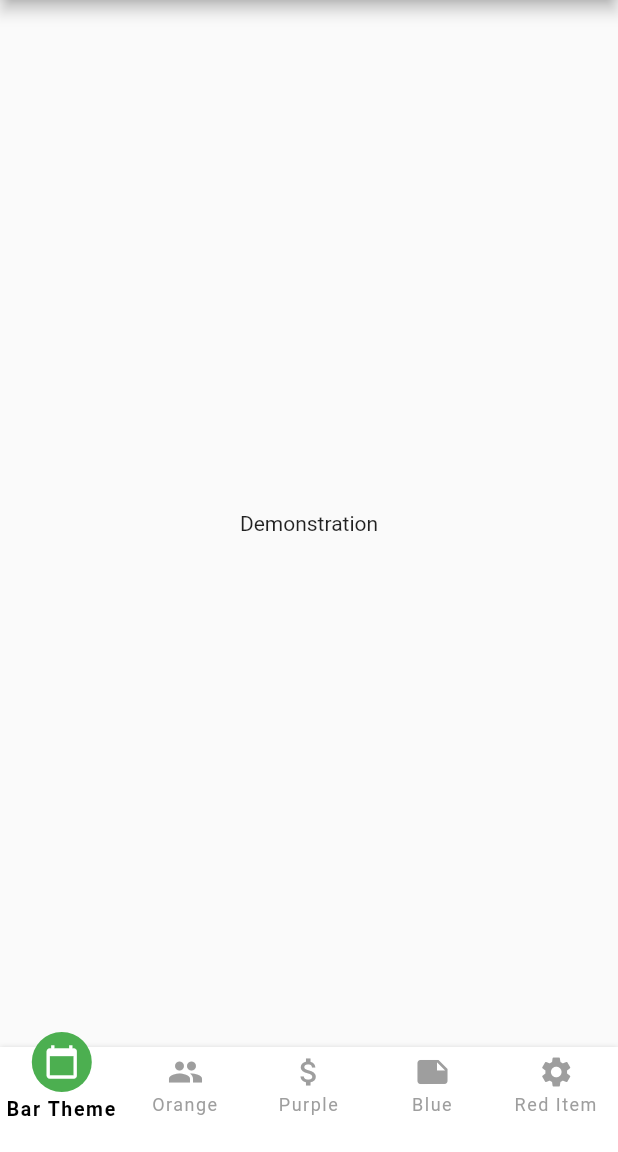
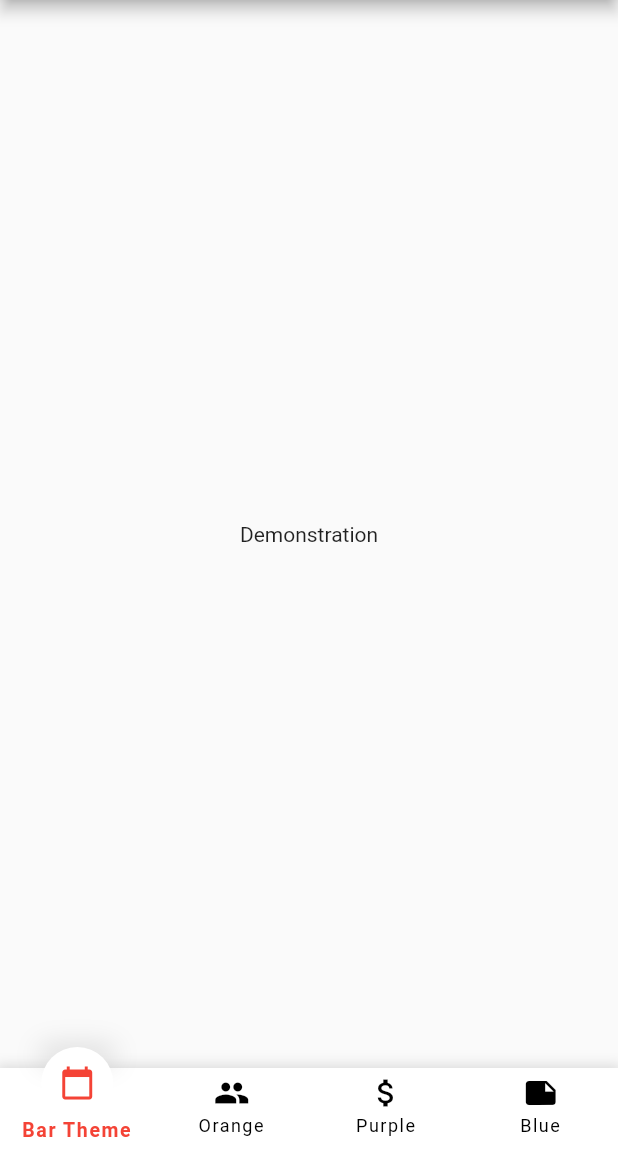
Before and after one commit to 55Builds/Flutter-FFNavigationBar, a Flutter app: the screen it shows after launch, on a phone screen of 412 x 824 dp, the part 84-1236 px from its top. Run offline on Flutter 3.47's test engine with Material 2 defaults, Android fonts, the phone set to English and light mode, and no system bars.

Commit message:
bottombar

```diff
--- a/example/lib/main.dart
+++ b/example/lib/main.dart
@@ -47,12 +47,13 @@ class _MyHomePageState extends State<MyHomePage> {
       bottomNavigationBar: FFNavigationBar(
         theme: FFNavigationBarTheme(
           barBackgroundColor: Colors.white,
-          selectedItemBorderColor: Colors.transparent,
-          selectedItemBackgroundColor: Colors.green,
-          selectedItemIconColor: Colors.white,
-          selectedItemLabelColor: Colors.black,
-          showSelectedItemShadow: false,
-          barHeight: 70,
+          selectedItemBackgroundColor: Colors.white,
+          selectedItemIconColor: Colors.red,
+          selectedItemLabelColor: Colors.red,
+          unselectedItemIconColor: Colors.black,
+          unselectedItemLabelColor: Colors.black,
+          showSelectedItemTopShadow: true,
+          showSelectedItemBottomShadow: false,
         ),
         selectedIndex: selectedIndex,
         onSelectTab: (index) {
@@ -68,22 +69,14 @@ class _MyHomePageState extends State<MyHomePage> {
           FFNavigationBarItem(
             iconData: Icons.people,
             label: 'Orange',
-            selectedBackgroundColor: Colors.orange,
           ),
           FFNavigationBarItem(
             iconData: Icons.attach_money,
             label: 'Purple',
-            selectedBackgroundColor: Colors.purple,
           ),
           FFNavigationBarItem(
             iconData: Icons.note,
             label: 'Blue',
-            selectedBackgroundColor: Colors.blue,
-          ),
-          FFNavigationBarItem(
-            iconData: Icons.settings,
-            label: 'Red Item',
-            selectedBackgroundColor: Colors.red,
           ),
         ],
       ),
--- a/lib/ff_navigation_bar.dart
+++ b/lib/ff_navigation_bar.dart
@@ -2,11 +2,12 @@ library ff_navigation_bar;
 
 import 'package:flutter/material.dart';
 import 'package:provider/provider.dart';
+
+import 'ff_navigation_bar_item.dart';
 import 'ff_navigation_bar_theme.dart';
-import 'ff_navigation_bar_item.dart';
 
+export 'ff_navigation_bar_item.dart';
 export 'ff_navigation_bar_theme.dart';
-export 'ff_navigation_bar_item.dart';
 
 class FFNavigationBar extends StatefulWidget {
   final Function onSelectTab;
@@ -14,6 +15,7 @@ class FFNavigationBar extends StatefulWidget {
   final FFNavigationBarTheme theme;
 
   final int selectedIndex;
+  final BorderRadius borderRadius;
 
   FFNavigationBar({
     Key key,
@@ -21,6 +23,7 @@ class FFNavigationBar extends StatefulWidget {
     @required this.onSelectTab,
     @required this.items,
     @required this.theme,
+    this.borderRadius,
   }) {
     assert(items != null);
     assert(items.length >= 2 && items.length <= 5);
@@ -28,8 +31,7 @@ class FFNavigationBar extends StatefulWidget {
   }
 
   @override
-  _FFNavigationBarState createState() =>
-      _FFNavigationBarState(selectedIndex: selectedIndex);
+  _FFNavigationBarState createState() => _FFNavigationBarState(selectedIndex: selectedIndex);
 }
 
 class _FFNavigationBarState extends State<FFNavigationBar> {
@@ -39,8 +41,7 @@ class _FFNavigationBarState extends State<FFNavigationBar> {
   @override
   Widget build(BuildContext context) {
     final FFNavigationBarTheme theme = widget.theme;
-    final bgColor =
-        theme.barBackgroundColor ?? Theme.of(context).bottomAppBarColor;
+    final bgColor = theme.barBackgroundColor ?? Theme.of(context).bottomAppBarColor;
 
     return MultiProvider(
       providers: [
@@ -50,10 +51,12 @@ class _FFNavigationBarState extends State<FFNavigationBar> {
       child: Container(
         decoration: BoxDecoration(
           color: bgColor,
+          borderRadius: widget.borderRadius,
           boxShadow: [
             const BoxShadow(
               color: Colors.black12,
-              blurRadius: 2,
+              blurRadius: 6,
+              spreadRadius: 2,
             ),
           ],
         ),
@@ -78,8 +81,7 @@ class _FFNavigationBarState extends State<FFNavigationBar> {
                   child: Container(
                     color: Colors.transparent,
                     child: SizedBox(
-                      width: MediaQuery.of(context).size.width /
-                          widget.items.length,
+                      width: MediaQuery.of(context).size.width / widget.items.length,
                       height: theme.barHeight,
                       child: item,
                     ),
--- a/lib/ff_navigation_bar_item.dart
+++ b/lib/ff_navigation_bar_item.dart
@@ -1,5 +1,6 @@
 import 'package:flutter/material.dart';
 import 'package:provider/provider.dart';
+
 import 'ff_navigation_bar_theme.dart';
 
 // This class has mutable instance properties as they are used to store
@@ -23,7 +24,8 @@ class FFNavigationBarItem extends StatelessWidget {
   int index;
   int selectedIndex;
   FFNavigationBarTheme theme;
-  bool showSelectedItemShadow;
+  bool showSelectedItemTopShadow;
+  bool showSelectedItemBottomShadow;
   double itemWidth;
 
   void setIndex(int index) {
@@ -62,15 +64,9 @@ class FFNavigationBarItem extends StatelessWidget {
         label,
         textAlign: TextAlign.center,
         style: TextStyle(
-          fontSize: isSelected
-              ? theme.selectedItemTextStyle.fontSize
-              : theme.unselectedItemTextStyle.fontSize,
-          fontWeight: isSelected
-              ? theme.selectedItemTextStyle.fontWeight
-              : theme.unselectedItemTextStyle.fontWeight,
-          color: isSelected
-              ? selectedLabelColor ?? theme.selectedItemLabelColor
-              : theme.unselectedItemLabelColor,
+          fontSize: isSelected ? theme.selectedItemTextStyle.fontSize : theme.unselectedItemTextStyle.fontSize,
+          fontWeight: isSelected ? theme.selectedItemTextStyle.fontWeight : theme.unselectedItemTextStyle.fontWeight,
+          color: isSelected ? selectedLabelColor ?? theme.selectedItemLabelColor : theme.unselectedItemLabelColor,
           letterSpacing: isSelected ? 1.1 : 1.0,
         ),
       ),
@@ -91,9 +87,7 @@ class FFNavigationBarItem extends StatelessWidget {
         height: isSelected ? innerBoxSize : innerBoxSize / 2,
         child: CircleAvatar(
           radius: innerRadius,
-          backgroundColor: isSelected
-              ? selectedBackgroundColor ?? theme.selectedItemBackgroundColor
-              : theme.unselectedItemBackgroundColor,
+          backgroundColor: isSelected ? selectedBackgroundColor ?? theme.selectedItemBackgroundColor : theme.unselectedItemBackgroundColor,
           child: _makeIcon(iconData),
         ),
       ),
@@ -106,17 +100,35 @@ class FFNavigationBarItem extends StatelessWidget {
     bool isSelected = _isItemSelected();
     return Icon(
       iconData,
-      color: isSelected
-          ? selectedForegroundColor ?? theme.selectedItemIconColor
-          : theme.unselectedItemIconColor,
+      color: isSelected ? selectedForegroundColor ?? theme.selectedItemIconColor : theme.unselectedItemIconColor,
     );
   }
 
-  Widget _makeShadow() {
+  Widget _makeSelectedItemTopShadow() {
+    bool isSelected = _isItemSelected();
+    double height = isSelected ? 15 : 0;
+    double width = isSelected ? itemWidth + 2 : 0;
+
+    return AnimatedContainer(
+      duration: Duration(milliseconds: 100),
+      height: height,
+      width: width,
+      decoration: BoxDecoration(
+        borderRadius: BorderRadius.all(Radius.elliptical(itemWidth / 2, 2)),
+        boxShadow: [
+          const BoxShadow(
+            color: Colors.black12,
+            blurRadius: 14,
+          ),
+        ],
+      ),
+    );
+  }
+
+  Widget _makeSelectedItemBottomShadow() {
     bool isSelected = _isItemSelected();
     double height = isSelected ? 4 : 0;
-    double width = isSelected ? itemWidth + 6 : 0;
-
+    double width = isSelected ? itemWidth + 2 : 0;
     return AnimatedContainer(
       duration: Duration(milliseconds: 100),
       height: height,
@@ -136,14 +148,13 @@ class FFNavigationBarItem extends StatelessWidget {
   @override
   Widget build(BuildContext context) {
     theme = Provider.of<FFNavigationBarTheme>(context);
-    showSelectedItemShadow = theme.showSelectedItemShadow;
+    showSelectedItemTopShadow = theme.showSelectedItemTopShadow;
+    showSelectedItemBottomShadow = theme.showSelectedItemBottomShadow;
     itemWidth = theme.itemWidth;
     selectedIndex = Provider.of<int>(context);
 
-    selectedBackgroundColor =
-        selectedBackgroundColor ?? theme.selectedItemBackgroundColor;
-    selectedForegroundColor =
-        selectedForegroundColor ?? theme.selectedItemIconColor;
+    selectedBackgroundColor = selectedBackgroundColor ?? theme.selectedItemBackgroundColor;
+    selectedForegroundColor = selectedForegroundColor ?? theme.selectedItemIconColor;
     selectedLabelColor = selectedLabelColor ?? theme.selectedItemLabelColor;
 
     bool isSelected = _isItemSelected();
@@ -154,7 +165,8 @@ class FFNavigationBarItem extends StatelessWidget {
 
     Widget labelWidget = _makeLabel(label);
     Widget iconAreaWidget = _makeIconArea(itemWidth, iconData);
-    Widget shadowWidget = showSelectedItemShadow ? _makeShadow() : Container();
+    Widget topShadowWidget = showSelectedItemTopShadow ? _makeSelectedItemTopShadow() : Container();
+    Widget bottomShadowWidget = showSelectedItemBottomShadow ? _makeSelectedItemBottomShadow() : Container();
 
     return AnimatedContainer(
       width: itemWidth,
@@ -167,6 +179,14 @@ class FFNavigationBarItem extends StatelessWidget {
           overflow: Overflow.visible,
           children: <Widget>[
             Positioned(
+              top: topOffset - 2,
+              left: -itemWidth / 2,
+              right: -itemWidth / 2,
+              child: Column(
+                children: <Widget>[topShadowWidget],
+              ),
+            ),
+            Positioned(
               top: topOffset,
               left: -itemWidth / 2,
               right: -itemWidth / 2,
@@ -177,7 +197,7 @@ class FFNavigationBarItem extends StatelessWidget {
                   iconAreaWidget,
                   labelWidget,
                   SizedBox(height: shadowTopSpacer),
-                  shadowWidget,
+                  bottomShadowWidget,
                 ],
               ),
             ),
--- a/lib/ff_navigation_bar_theme.dart
+++ b/lib/ff_navigation_bar_theme.dart
@@ -16,7 +16,8 @@ class FFNavigationBarTheme {
   final double barHeight;
   final double itemWidth;
 
-  final bool showSelectedItemShadow;
+  final bool showSelectedItemTopShadow;
+  final bool showSelectedItemBottomShadow;
 
   static const kDefaultItemWidth = 48.0;
 
@@ -33,6 +34,7 @@ class FFNavigationBarTheme {
   );
 
   FFNavigationBarTheme({
+    this.showSelectedItemBottomShadow = true,
     this.barBackgroundColor = Colors.white,
     this.selectedItemBackgroundColor = Colors.blueAccent,
     this.selectedItemIconColor = Colors.white,
@@ -45,6 +47,6 @@ class FFNavigationBarTheme {
     this.unselectedItemTextStyle = kDefaultUnselectedTextStyle,
     this.itemWidth = kDefaultItemWidth,
     this.barHeight = 56.0,
-    this.showSelectedItemShadow = true,
+    this.showSelectedItemTopShadow = true,
   });
 }
--- a/pubspec.yaml
+++ b/pubspec.yaml
@@ -9,7 +9,6 @@ environment:
 dependencies:
   flutter:
     sdk: flutter
-
   provider: ^4.0.2
 
 dev_dependencies:
```
Also changed, not shown: 1 other file.
